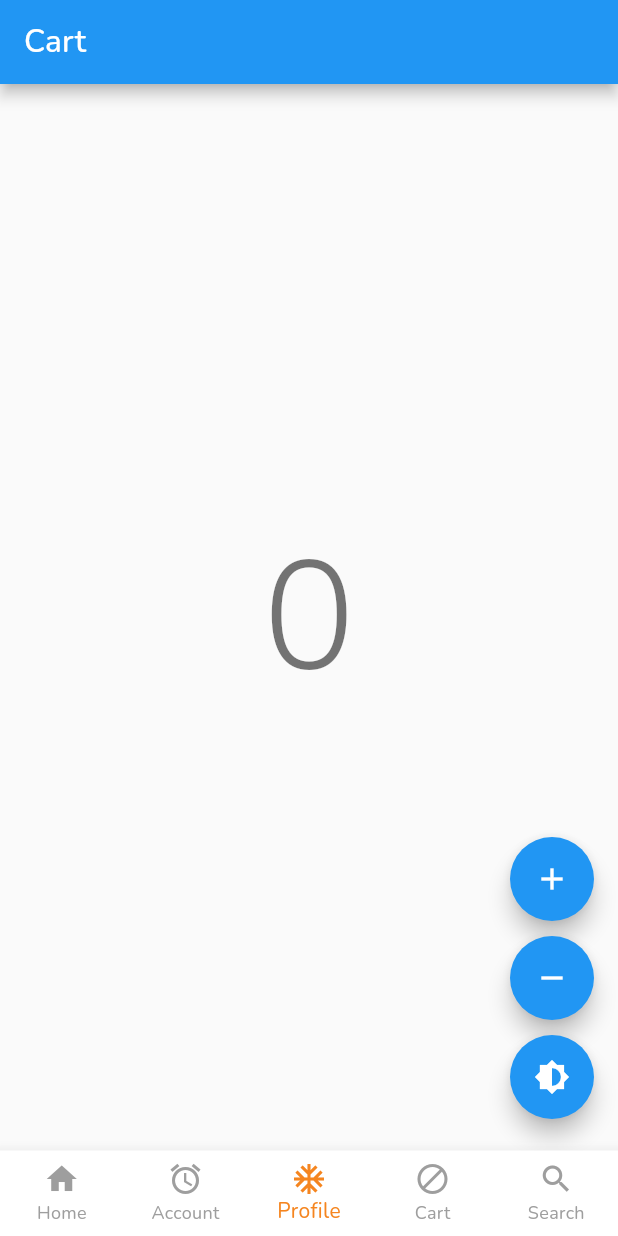
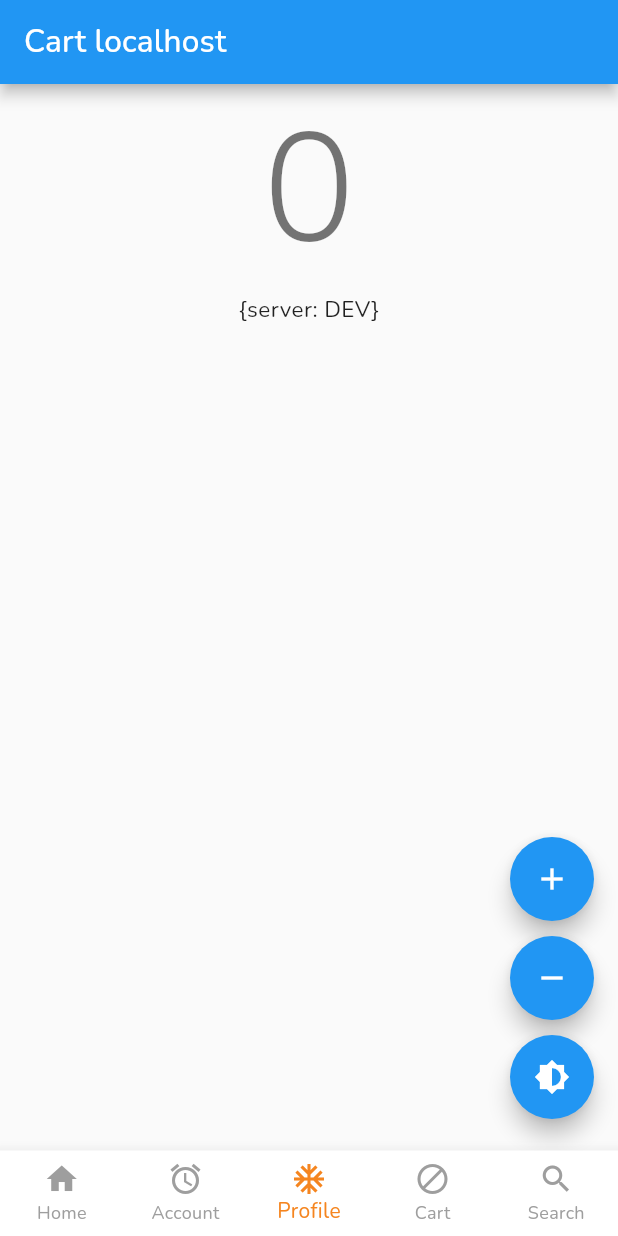
Before and after one commit to jc-wu1/test_cicd, a Flutter app: the screen it shows after launch, item 3 of the bottom bar chosen, on a phone screen of 412 x 824 dp. Run offline on Flutter 3.47's test engine with Material 2 defaults, Android fonts, the phone set to English and light mode, and no system bars; our stand-ins replace bloc, bloc_concurrency, equatable, flutter_bloc, fluttertoast, get_it and 2 more; network calls fail.

Commit message:
added environment config

```diff
--- a/lib/main.dart
+++ b/lib/main.dart
@@ -1,9 +1,15 @@
 import 'package:flutter/material.dart';
+import 'package:test_cicd/src/config/environment.dart';
 import 'src/myapp.dart';
 import 'src/injection_container.dart' as di;
 
 Future<void> main() async {
   WidgetsFlutterBinding.ensureInitialized();
+  const String environment = String.fromEnvironment(
+    'ENVIRONMENT',
+    defaultValue: Environment.devEnv,
+  );
+  Environment().initConfig(environment);
   await di.init();
   runApp(const MyApp());
 }
--- a/lib/src/cart.dart
+++ b/lib/src/cart.dart
@@ -2,6 +2,7 @@ import 'package:flutter/material.dart';
 import 'package:flutter/services.dart';
 // import 'package:flutter/services.dart';
 import 'package:test_cicd/src/bloc/counter/counter_bloc.dart';
+import 'package:test_cicd/src/config/environment.dart';
 import 'package:test_cicd/src/cubit/theme/theme_cubit.dart';
 import 'package:flutter_bloc/flutter_bloc.dart';
 
@@ -15,18 +16,25 @@ class Cart extends StatefulWidget {
 class _CartState extends State<Cart> {
   @override
   Widget build(BuildContext context) {
+    final String apiHost = Environment().config!.apiHost;
+    final header = Environment().config!.apiHeaders;
     return Scaffold(
       appBar: AppBar(
         systemOverlayStyle: const SystemUiOverlayStyle(
           systemNavigationBarColor: Colors.blue, // Navigation bar
           statusBarColor: Colors.yellowAccent, // Status bar
         ),
-        title: const Text('Cart'),
+        title: Text('Cart $apiHost'),
       ),
       body: Center(
         child: BlocBuilder<CounterBloc, int>(
           builder: (context, count) {
-            return Text('$count', style: Theme.of(context).textTheme.headline1);
+            return Column(
+              children: [
+                Text('$count', style: Theme.of(context).textTheme.headline1),
+                Text(header.toString()),
+              ],
+            );
           },
         ),
       ),
--- /dev/null
+++ b/lib/src/config/base_config.dart
@@ -0,0 +1,7 @@
+abstract class BaseConfig {
+  String get apiHost;
+  bool get useHttps;
+  bool get trackEvents;
+  bool get reportErrors;
+  Map<String, dynamic> get apiHeaders;
+}
--- /dev/null
+++ b/lib/src/config/config.dart
@@ -0,0 +1,58 @@
+import 'package:test_cicd/src/config/base_config.dart';
+
+class DevConfig implements BaseConfig {
+  @override
+  String get apiHost => "localhost";
+
+  @override
+  bool get reportErrors => false;
+
+  @override
+  bool get trackEvents => false;
+
+  @override
+  bool get useHttps => false;
+
+  @override
+  Map<String, dynamic> get apiHeaders => {
+        "server": "DEV",
+      };
+}
+
+class StagingConfig implements BaseConfig {
+  @override
+  String get apiHost => "staging.example.com";
+
+  @override
+  bool get reportErrors => true;
+
+  @override
+  bool get trackEvents => false;
+
+  @override
+  bool get useHttps => true;
+
+  @override
+  Map<String, dynamic> get apiHeaders => {
+        "server": "STAGING",
+      };
+}
+
+class ProdConfig implements BaseConfig {
+  @override
+  String get apiHost => "prod.example.com";
+
+  @override
+  bool get reportErrors => true;
+
+  @override
+  bool get trackEvents => false;
+
+  @override
+  bool get useHttps => true;
+
+  @override
+  Map<String, dynamic> get apiHeaders => {
+        "server": "PROD",
+      };
+}
--- /dev/null
+++ b/lib/src/config/environment.dart
@@ -0,0 +1,33 @@
+import 'package:test_cicd/src/config/base_config.dart';
+import 'package:test_cicd/src/config/config.dart';
+
+class Environment {
+  factory Environment() {
+    return _singleton;
+  }
+
+  Environment._internal();
+
+  static final Environment _singleton = Environment._internal();
+
+  static const String devEnv = 'DEV';
+  static const String stagingEnv = 'STAGING';
+  static const String productionEnv = 'PROD';
+
+  BaseConfig? config;
+
+  initConfig(String environment) {
+    config = _getConfig(environment);
+  }
+
+  BaseConfig _getConfig(String environment) {
+    switch (environment) {
+      case Environment.productionEnv:
+        return ProdConfig();
+      case Environment.stagingEnv:
+        return StagingConfig();
+      default:
+        return DevConfig();
+    }
+  }
+}
```
